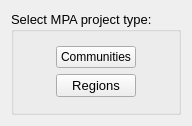
The window that src/gui/select_mpa_type.ui (Ecotrust/delphos) describes before a commit, drawn with Qt 5.
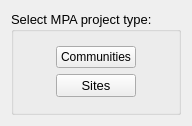
The same window after the commit.

Patch:
```diff
--- a/src/gui/select_mpa_type.ui
+++ b/src/gui/select_mpa_type.ui
@@ -77,7 +77,7 @@
              </font>
             </property>
             <property name="text" >
-             <string>Regions</string>
+             <string>Sites</string>
             </property>
            </widget>
           </item>
```
